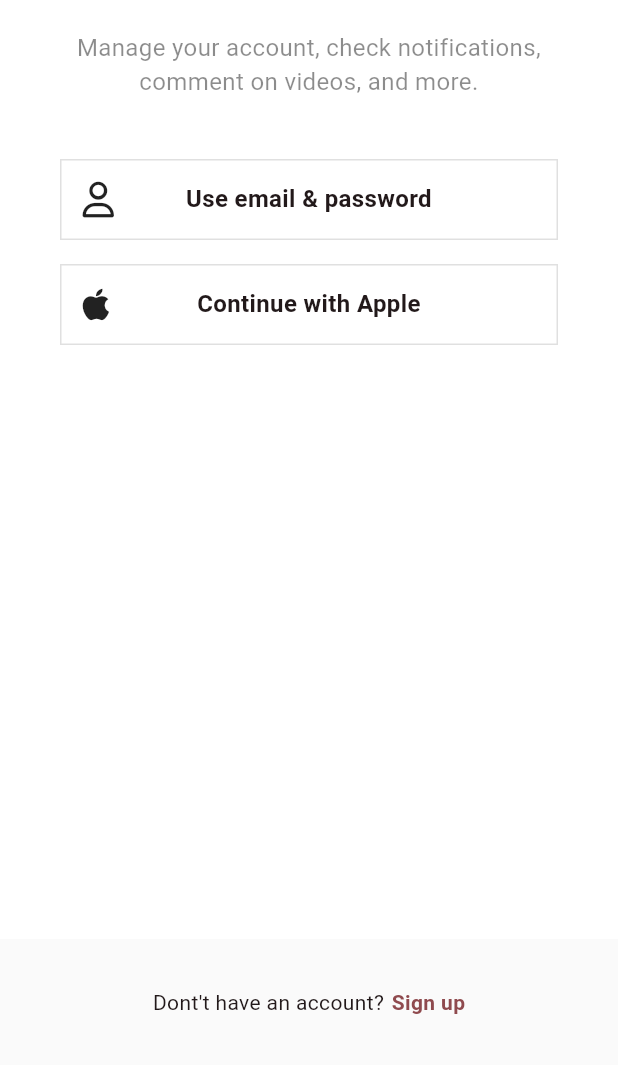
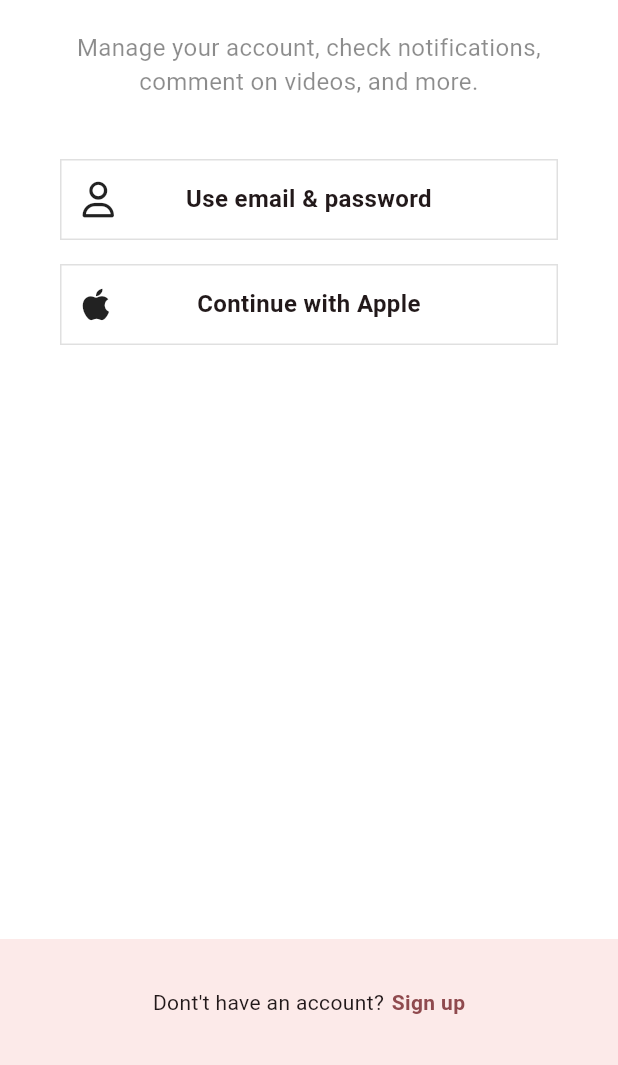
Before and after one commit to suneogkwon/flutter_tiktok_clone, a Flutter app: the screen it shows after launch, after a tap on "Log in", on a phone screen of 412 x 824 dp, the part 171-1236 px from its top. Run offline on Flutter 3.47's test engine with Material 2 defaults, Android fonts, the phone set to English and light mode, and no system bars; our stand-ins replace flutter_animate, flutter_hooks, font_awesome_flutter.

Commit message:
feat: authentication UI 구현 완료

```diff
--- a/lib/features/authentication/birthday_screen.dart
+++ b/lib/features/authentication/birthday_screen.dart
@@ -100,7 +100,6 @@ class BirthdayScreen extends HookWidget {
       ),
       bottomNavigationBar: BottomAppBar(
         height: 300,
-        surfaceTintColor: Colors.transparent,
         color: Colors.white,
         child: CupertinoDatePicker(
           mode: CupertinoDatePickerMode.date,
--- a/lib/features/authentication/login_screen.dart
+++ b/lib/features/authentication/login_screen.dart
@@ -13,12 +13,12 @@ class LoginScreen extends StatelessWidget {
     Navigator.pushReplacement(
       context,
       MaterialPageRoute(
-        builder: (context) => SignUpScreen(),
+        builder: (context) => const SignUpScreen(),
       ),
     );
   }
 
-  void _onTapEmail(BuildContext context) {
+  void _onTapEmailLogin(BuildContext context) {
     Navigator.push(
       context,
       MaterialPageRoute(
@@ -38,7 +38,7 @@ class LoginScreen extends StatelessWidget {
           child: Column(
             children: [
               Gaps.v80,
-              Text(
+              const Text(
                 'Log in to TikTok',
                 style: TextStyle(
                   fontSize: Sizes.$24,
@@ -46,7 +46,7 @@ class LoginScreen extends StatelessWidget {
                 ),
               ),
               Gaps.v20,
-              Text(
+              const Text(
                 'Manage your account, check notifications, comment on videos, and more.',
                 textAlign: TextAlign.center,
                 style: TextStyle(
@@ -56,12 +56,12 @@ class LoginScreen extends StatelessWidget {
               ),
               Gaps.v40,
               AuthButton(
-                icon: FaIcon(FontAwesomeIcons.user),
+                icon: const FaIcon(FontAwesomeIcons.user),
                 label: 'Use email & password',
-                onTap: () => _onTapEmail(context),
+                onTap: () => _onTapEmailLogin(context),
               ),
               Gaps.v16,
-              AuthButton(
+              const AuthButton(
                 icon: FaIcon(FontAwesomeIcons.apple),
                 label: 'Continue with Apple',
               ),
@@ -71,13 +71,10 @@ class LoginScreen extends StatelessWidget {
       ),
       bottomNavigationBar: BottomAppBar(
         height: Sizes.$32 * 2 + Sizes.$20,
-        color: Colors.grey.shade50,
-        surfaceTintColor: Colors.transparent,
-        padding: EdgeInsets.zero,
         child: Row(
           mainAxisAlignment: MainAxisAlignment.center,
           children: [
-            Text('Dont\'t have an account?'),
+            const Text('Dont\'t have an account?'),
             Gaps.h5,
             GestureDetector(
               onTap: () => onTapSignUp(context),
--- a/lib/features/authentication/sign_up_screen.dart
+++ b/lib/features/authentication/sign_up_screen.dart
@@ -71,9 +71,6 @@ class SignUpScreen extends StatelessWidget {
       ),
       bottomNavigationBar: BottomAppBar(
         height: Sizes.$32 * 2 + Sizes.$20,
-        color: Colors.grey.shade50,
-        surfaceTintColor: Colors.transparent,
-        padding: EdgeInsets.zero,
         child: Row(
           mainAxisAlignment: MainAxisAlignment.center,
           children: [
--- a/lib/features/authentication/widgets/form_button.dart
+++ b/lib/features/authentication/widgets/form_button.dart
@@ -7,9 +7,11 @@ class FormButton extends StatelessWidget {
     super.key,
     required this.isEnabled,
     this.onTap,
+    this.label = 'next',
   });
 
   final bool isEnabled;
+  final String label;
   final VoidCallback? onTap;
 
   @override
@@ -38,7 +40,7 @@ class FormButton extends StatelessWidget {
               color: isEnabled ? Colors.white : Colors.grey.shade400,
               fontWeight: FontWeight.w600,
             ),
-            child: const Text('Next'),
+            child: Text(label),
           ),
         ),
       ),
```
Also changed, not shown: lib/features/authentication/login_form_screen.dart (+99 -3 lines).
